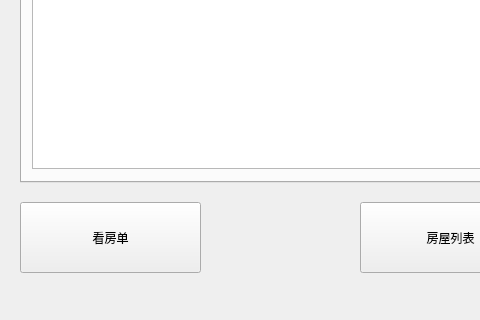
First picture: the form in MainLaunch_qt/mainwindow.ui, repository luohanqing0318/graduation-design, before the edit; both pictures show x 0 to 480 and y 565 to 885 of the 927 by 885 pixel window.
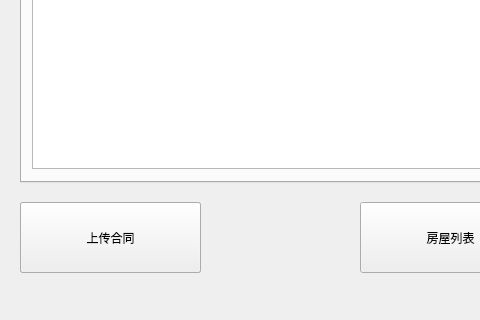
Second picture: the form after the edit. Icons and pictures are not drawn.

The edit to the form file:
```diff
--- a/MainLaunch_qt/mainwindow.ui
+++ b/MainLaunch_qt/mainwindow.ui
@@ -242,6 +242,19 @@
      <string>浏览记录</string>
     </property>
    </widget>
+   <widget class="QPushButton" name="pushButton_10">
+    <property name="geometry">
+     <rect>
+      <x>20</x>
+      <y>750</y>
+      <width>181</width>
+      <height>71</height>
+     </rect>
+    </property>
+    <property name="text">
+     <string>上传合同</string>
+    </property>
+   </widget>
   </widget>
   <widget class="QMenuBar" name="menuBar">
    <property name="geometry">
```
